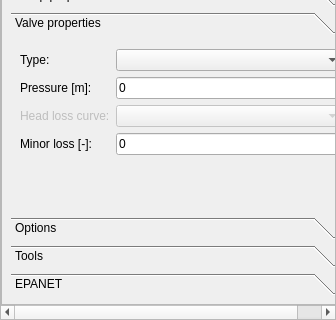
First picture: the form in ui/qepanet_dockwidget.ui, repository aecforge/QEPANET, before the edit; both pictures show x 0 to 336 and y 364 to 684 of the 336 by 684 pixel window.
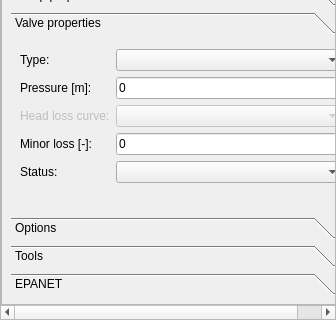
Second picture: the form after the edit. The open tabs and pages were chosen to show the change.

Commit message: - Added support for valve status

Diff of the .ui file:
```diff
--- a/ui/qepanet_dockwidget.ui
+++ b/ui/qepanet_dockwidget.ui
@@ -1009,8 +1009,8 @@
                <rect>
                 <x>0</x>
                 <y>0</y>
-                <width>173</width>
-                <height>116</height>
+                <width>322</width>
+                <height>155</height>
                </rect>
               </property>
               <attribute name="label">
@@ -1075,6 +1075,16 @@
                  </property>
                 </widget>
                </item>
+               <item row="4" column="0">
+                <widget class="QLabel" name="lbl_valve_status">
+                 <property name="text">
+                  <string>Status:</string>
+                 </property>
+                </widget>
+               </item>
+               <item row="4" column="1">
+                <widget class="QComboBox" name="cbo_valve_status"/>
+               </item>
               </layout>
               <zorder>lbl_valve_type</zorder>
               <zorder>cbo_valve_type</zorder>
```
Left out of the diff: 28 changed lines with no effect on the pictures. The commit also changes 6 other files.
